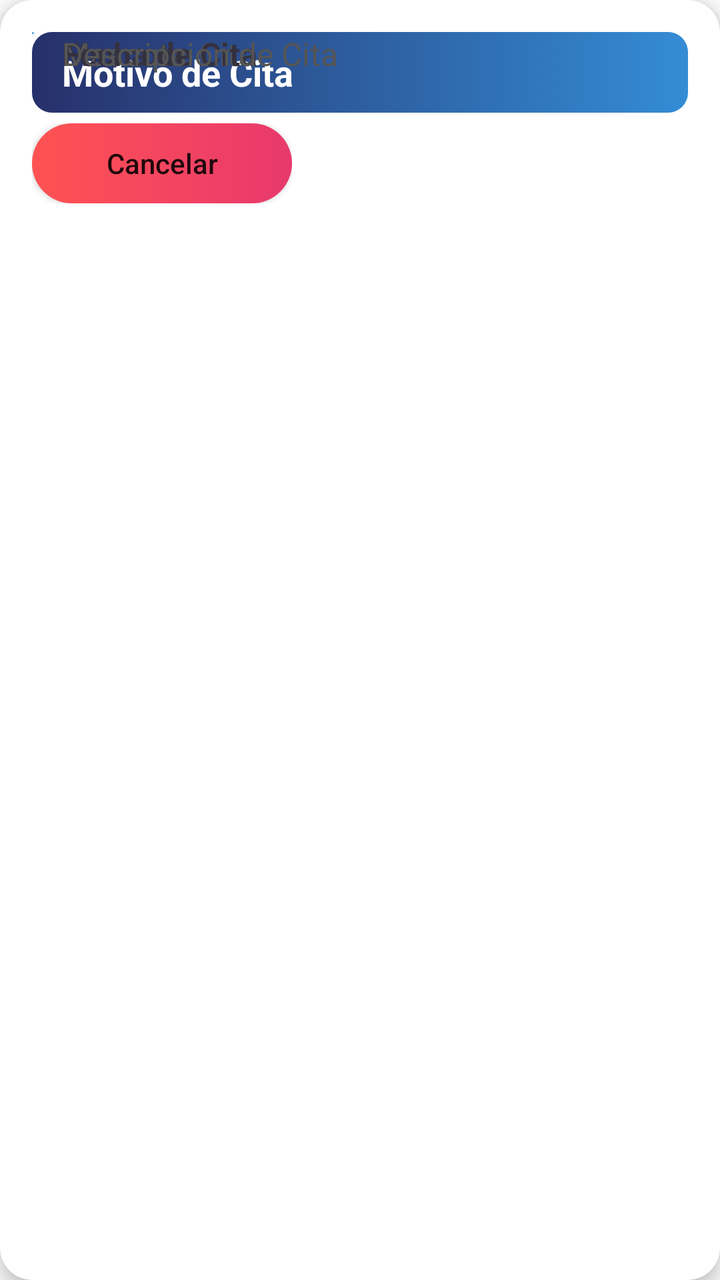
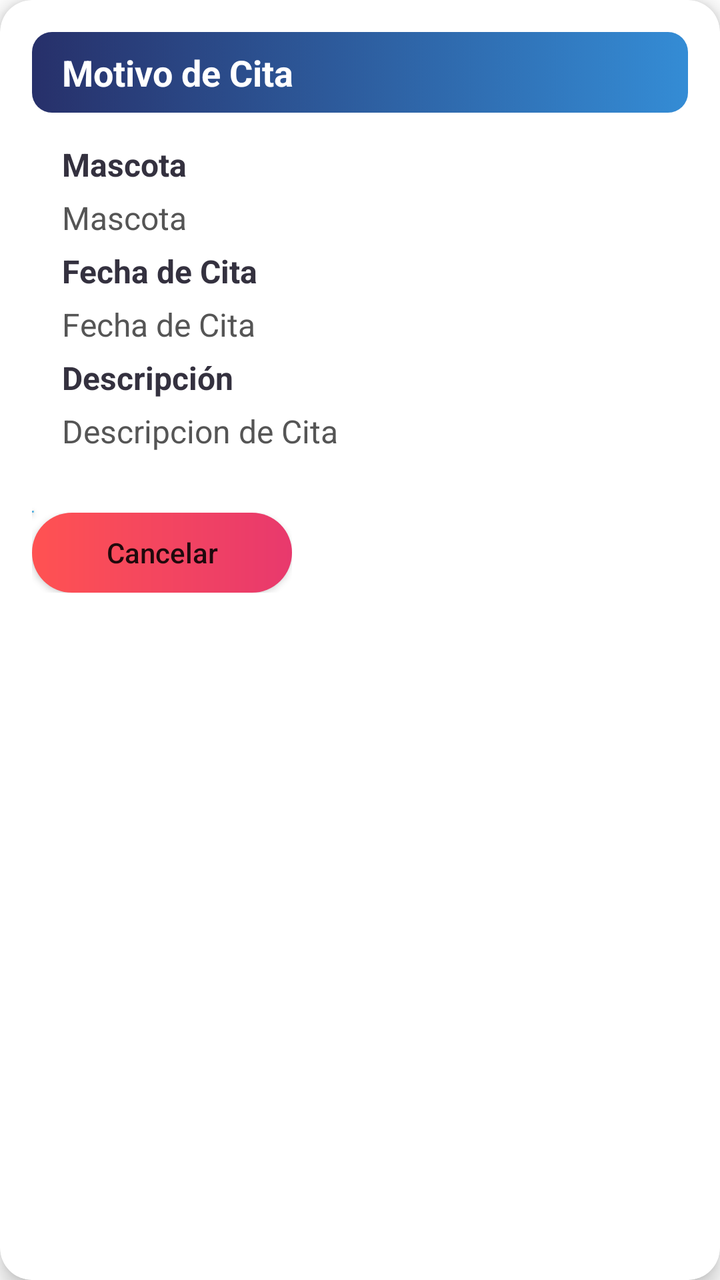

An Android layout rendered at two revisions. The XML below is the earlier revision; the diff shows what the commit changed to produce the second picture.
<!-- AndroidManifest.xml: application theme Theme.OnePetApp.NoActionBar -->
<!-- res/layout/activity_card_mis_asignaciones.xml -->
<?xml version="1.0" encoding="utf-8"?>
<androidx.cardview.widget.CardView xmlns:android="http://schemas.android.com/apk/res/android"
    xmlns:app="http://schemas.android.com/apk/res-auto"
    xmlns:tools="http://schemas.android.com/tools"
    android:layout_width="match_parent"
    android:layout_height="wrap_content"
    android:layout_margin="8dp"
    app:cardCornerRadius="16dp"
    app:cardElevation="6dp">

    <LinearLayout
        android:id="@+id/cardMisAsignaciones"
        android:layout_width="match_parent"
        android:layout_height="wrap_content"
        android:orientation="vertical"
        android:padding="16dp">

        <androidx.constraintlayout.widget.ConstraintLayout
            android:layout_width="match_parent"
            android:layout_height="match_parent"
            android:layout_weight="1"
            android:orientation="vertical"
            tools:layout_editor_absoluteX="21dp"
            tools:layout_editor_absoluteY="16dp">

            <TextView
                android:id="@+id/txtMotivoCitaMA"
                android:layout_width="match_parent"
                android:layout_height="wrap_content"
                android:background="@drawable/recresenacard"
                android:paddingLeft="15dp"
                android:paddingTop="8dp"
                android:paddingBottom="8dp"
                android:text="Motivo de Cita"
                android:textColor="#FFFFFF"
                android:textSize="18sp"
                android:textStyle="bold"
                app:layout_constraintEnd_toEndOf="parent"
                app:layout_constraintHorizontal_bias="0.0"
                app:layout_constraintStart_toStartOf="parent"
                app:layout_constraintTop_toTopOf="parent" />

            <TextView
                android:id="@+id/txt001"
                android:layout_width="match_parent"
                android:layout_height="wrap_content"
                android:paddingLeft="15dp"
                android:paddingBottom="4dp"
                android:text="Mascota"
                android:textColor="#34313F"
                android:textSize="16sp"

                android:textStyle="bold"
                app:layout_constraintEnd_toEndOf="parent"
                app:layout_constraintHorizontal_bias="0.0"
                app:layout_constraintStart_toStartOf="parent"
                tools:layout_editor_absoluteY="48dp" />

            <TextView
                android:id="@+id/txtNombreMascotaMA"
                android:layout_width="match_parent"
                android:layout_height="wrap_content"
                android:paddingLeft="15dp"
                android:paddingBottom="4dp"
                android:text="Mascota"
                android:textColor="#555"
                android:textSize="16sp"

                app:layout_constraintEnd_toEndOf="parent"
                app:layout_constraintHorizontal_bias="0.0"
                app:layout_constraintStart_toStartOf="parent"
                tools:layout_editor_absoluteY="74dp" />

            <TextView
                android:id="@+id/txtFechaCitaMA"
                android:layout_width="match_parent"
                android:layout_height="wrap_content"
                android:paddingLeft="15dp"
                android:paddingBottom="8dp"
                android:text="Fecha de Cita"
                android:textColor="#555"
                android:textSize="16sp"

                app:layout_constraintStart_toStartOf="parent"
                tools:layout_editor_absoluteY="139dp" />

            <TextView
                android:id="@+id/txt002"
                android:layout_width="match_parent"
                android:layout_height="wrap_content"
                android:paddingLeft="15dp"
                android:paddingBottom="8dp"
                android:text="Fecha de Cita"
                android:textColor="#34313F"
                android:textSize="16sp"
                android:textStyle="bold"
                app:layout_constraintEnd_toEndOf="parent"
                app:layout_constraintHorizontal_bias="0.0"
                app:layout_constraintStart_toStartOf="parent"
                tools:layout_editor_absoluteY="109dp" />

            <TextView
                android:id="@+id/txtDescripcionCitaMA"
                android:layout_width="match_parent"
                android:layout_height="wrap_content"
                android:layout_marginBottom="16dp"
                android:paddingLeft="15dp"
                android:paddingBottom="8dp"
                android:scrollHorizontally="false"
                android:text="Descripcion de Cita"
                android:textColor="#555"
                android:textSize="16sp"
                app:layout_constraintBottom_toBottomOf="parent"
                app:layout_constraintEnd_toEndOf="parent"
                app:layout_constraintHorizontal_bias="0.0"
                app:layout_constraintStart_toStartOf="parent" />

            <Button
                android:id="@+id/btnEditarCitaC"
                android:layout_width="1dp"
                android:layout_height="1dp"
                android:background="@drawable/botonturquesauno"
                android:text="Editar"
                android:textAllCaps="false"
                app:backgroundTint="@null"
                tools:layout_editor_absoluteY="230dp" />


        </androidx.constraintlayout.widget.ConstraintLayout>

        <LinearLayout
            android:layout_width="wrap_content"
            android:layout_height="wrap_content"
            android:orientation="horizontal">

            

            <LinearLayout
                android:layout_width="match_parent"
                android:layout_height="match_parent"
                android:orientation="horizontal">

                <Button
                    android:id="@+id/btnEliminarCitaMA"
                    android:layout_width="130dp"
                    android:layout_height="40dp"
                    android:layout_marginLeft="0dp"
                    android:layout_marginTop="0dp"
                    android:layout_marginRight="0dp"
                    android:layout_marginBottom="0dp"
                    android:background="@drawable/btnred"
                    android:text="Cancelar"
                    android:textAllCaps="false"
                    app:backgroundTint="@null" />
            </LinearLayout>

            
        </LinearLayout>

    </LinearLayout>
</androidx.cardview.widget.CardView>
<!-- resources referenced by this layout -->
<resources>
  <!-- drawable botonturquesauno (drawable) -->
  <?xml version="1.0" encoding="utf-8"?>
  <shape xmlns:android="http://schemas.android.com/apk/res/android"
      android:shape="rectangle">
      <gradient
          android:startColor="#3C87D1"
          android:endColor="#4ECFEB">
      </gradient>
      <corners android:radius="1000dp"></corners>
  </shape>
  <!-- drawable btnred (drawable) -->
  <?xml version="1.0" encoding="utf-8"?>
  <shape xmlns:android="http://schemas.android.com/apk/res/android"
      android:shape="rectangle">
      <gradient
          android:startColor="#FF5252"
          android:endColor="#E8396D">
      </gradient>
      <corners android:radius="1000dp"></corners>
  </shape>
  <!-- drawable recresenacard (drawable) -->
  <?xml version="1.0" encoding="utf-8"?>
  <selector xmlns:android="http://schemas.android.com/apk/res/android">
      <item>
          <shape>
              <gradient
                  android:startColor="#27306A"
                  android:endColor="#348cd5">
              </gradient>
              <corners android:radius="10dp"></corners>
          </shape>
      </item>
  </selector>
  <style name="Theme.OnePetApp.NoActionBar">
          <item name="windowActionBar">false</item>
          <item name="windowNoTitle">true</item>
      </style>
</resources>

<!-- the commit's change to res/layout/activity_card_mis_asignaciones.xml (unified diff, before → after) -->
@@ -15,118 +15,98 @@
         android:orientation="vertical"
         android:padding="16dp">
 
-        <androidx.constraintlayout.widget.ConstraintLayout
+        <TextView
+            android:id="@+id/txtMotivoCitaMA"
             android:layout_width="match_parent"
-            android:layout_height="match_parent"
-            android:layout_weight="1"
-            android:orientation="vertical"
-            tools:layout_editor_absoluteX="21dp"
-            tools:layout_editor_absoluteY="16dp">
+            android:layout_height="wrap_content"
+            android:background="@drawable/recresenacard"
+            android:paddingLeft="15dp"
+            android:paddingTop="8dp"
+            android:paddingBottom="8dp"
+            android:text="Motivo de Cita"
+            android:textColor="#FFFFFF"
+            android:textSize="18sp"
+            android:textStyle="bold" />
 
-            <TextView
-                android:id="@+id/txtMotivoCitaMA"
-                android:layout_width="match_parent"
-                android:layout_height="wrap_content"
-                android:background="@drawable/recresenacard"
-                android:paddingLeft="15dp"
-                android:paddingTop="8dp"
-                android:paddingBottom="8dp"
-                android:text="Motivo de Cita"
-                android:textColor="#FFFFFF"
-                android:textSize="18sp"
-                android:textStyle="bold"
-                app:layout_constraintEnd_toEndOf="parent"
-                app:layout_constraintHorizontal_bias="0.0"
-                app:layout_constraintStart_toStartOf="parent"
-                app:layout_constraintTop_toTopOf="parent" />
+        <TextView
+            android:id="@+id/txt001"
+            android:layout_width="match_parent"
+            android:layout_height="wrap_content"
+            android:layout_marginTop="15dp"
+            android:paddingLeft="15dp"
+            android:paddingBottom="5dp"
+            android:text="Mascota"
+            android:textColor="#34313F"
+            android:textSize="16sp"
 
-            <TextView
-                android:id="@+id/txt001"
-                android:layout_width="match_parent"
-                android:layout_height="wrap_content"
-                android:paddingLeft="15dp"
-                android:paddingBottom="4dp"
-                android:text="Mascota"
-                android:textColor="#34313F"
-                android:textSize="16sp"
+            android:textStyle="bold" />
 
-                android:textStyle="bold"
-                app:layout_constraintEnd_toEndOf="parent"
-                app:layout_constraintHorizontal_bias="0.0"
-                app:layout_constraintStart_toStartOf="parent"
-                tools:layout_editor_absoluteY="48dp" />
+        <TextView
+            android:id="@+id/txtNombreMascotaMA"
+            android:layout_width="match_parent"
+            android:layout_height="wrap_content"
+            android:paddingLeft="15dp"
+            android:paddingBottom="5dp"
+            android:text="Mascota"
+            android:textColor="#555"
+            android:textSize="16sp"
 
-            <TextView
-                android:id="@+id/txtNombreMascotaMA"
-                android:layout_width="match_parent"
-                android:layout_height="wrap_content"
-                android:paddingLeft="15dp"
-                android:paddingBottom="4dp"
-                android:text="Mascota"
-                android:textColor="#555"
-                android:textSize="16sp"
+            />
 
-                app:layout_constraintEnd_toEndOf="parent"
-                app:layout_constraintHorizontal_bias="0.0"
-                app:layout_constraintStart_toStartOf="parent"
-                tools:layout_editor_absoluteY="74dp" />
+        <TextView
+            android:id="@+id/txt002"
+            android:layout_width="match_parent"
+            android:layout_height="wrap_content"
+            android:paddingLeft="15dp"
+            android:paddingBottom="5dp"
+            android:text="Fecha de Cita"
+            android:textColor="#34313F"
+            android:textSize="16sp"
+            android:textStyle="bold" />
 
-            <TextView
-                android:id="@+id/txtFechaCitaMA"
-                android:layout_width="match_parent"
-                android:layout_height="wrap_content"
-                android:paddingLeft="15dp"
-                android:paddingBottom="8dp"
-                android:text="Fecha de Cita"
-                android:textColor="#555"
-                android:textSize="16sp"
+        <TextView
+            android:id="@+id/txtFechaCitaMA"
+            android:layout_width="match_parent"
+            android:layout_height="wrap_content"
+            android:paddingLeft="15dp"
+            android:paddingBottom="5dp"
+            android:text="Fecha de Cita"
+            android:textColor="#555"
+            android:textSize="16sp"
 
-                app:layout_constraintStart_toStartOf="parent"
-                tools:layout_editor_absoluteY="139dp" />
+            />
 
-            <TextView
-                android:id="@+id/txt002"
-                android:layout_width="match_parent"
-                android:layout_height="wrap_content"
-                android:paddingLeft="15dp"
-                android:paddingBottom="8dp"
-                android:text="Fecha de Cita"
-                android:textColor="#34313F"
-                android:textSize="16sp"
-                android:textStyle="bold"
-                app:layout_constraintEnd_toEndOf="parent"
-                app:layout_constraintHorizontal_bias="0.0"
-                app:layout_constraintStart_toStartOf="parent"
-                tools:layout_editor_absoluteY="109dp" />
+        <TextView
+            android:id="@+id/textView67"
+            android:layout_width="match_parent"
+            android:layout_height="wrap_content"
+            android:paddingLeft="15dp"
+            android:paddingBottom="5dp"
+            android:text="Descripción"
+            android:textColor="#34313F"
+            android:textSize="16sp"
+            android:textStyle="bold" />
 
-            <TextView
-                android:id="@+id/txtDescripcionCitaMA"
-                android:layout_width="match_parent"
-                android:layout_height="wrap_content"
-                android:layout_marginBottom="16dp"
-                android:paddingLeft="15dp"
-                android:paddingBottom="8dp"
-                android:scrollHorizontally="false"
-                android:text="Descripcion de Cita"
-                android:textColor="#555"
-                android:textSize="16sp"
-                app:layout_constraintBottom_toBottomOf="parent"
-                app:layout_constraintEnd_toEndOf="parent"
-                app:layout_constraintHorizontal_bias="0.0"
-                app:layout_constraintStart_toStartOf="parent" />
+        <TextView
+            android:id="@+id/txtDescripcionCitaMA"
+            android:layout_width="match_parent"
+            android:layout_height="wrap_content"
+            android:layout_marginBottom="24dp"
+            android:paddingLeft="15dp"
+            android:paddingBottom="5dp"
+            android:scrollHorizontally="false"
+            android:text="Descripcion de Cita"
+            android:textColor="#555"
+            android:textSize="16sp" />
 
-            <Button
-                android:id="@+id/btnEditarCitaC"
-                android:layout_width="1dp"
-                android:layout_height="1dp"
-                android:background="@drawable/botonturquesauno"
-                android:text="Editar"
-                android:textAllCaps="false"
-                app:backgroundTint="@null"
-                tools:layout_editor_absoluteY="230dp" />
-
-
-        </androidx.constraintlayout.widget.ConstraintLayout>
+        <Button
+            android:id="@+id/btnEditarCitaC"
+            android:layout_width="1dp"
+            android:layout_height="1dp"
+            android:background="@drawable/botonturquesauno"
+            android:text="Editar"
+            android:textAllCaps="false"
+            app:backgroundTint="@null" />
 
         <LinearLayout
             android:layout_width="wrap_content"
